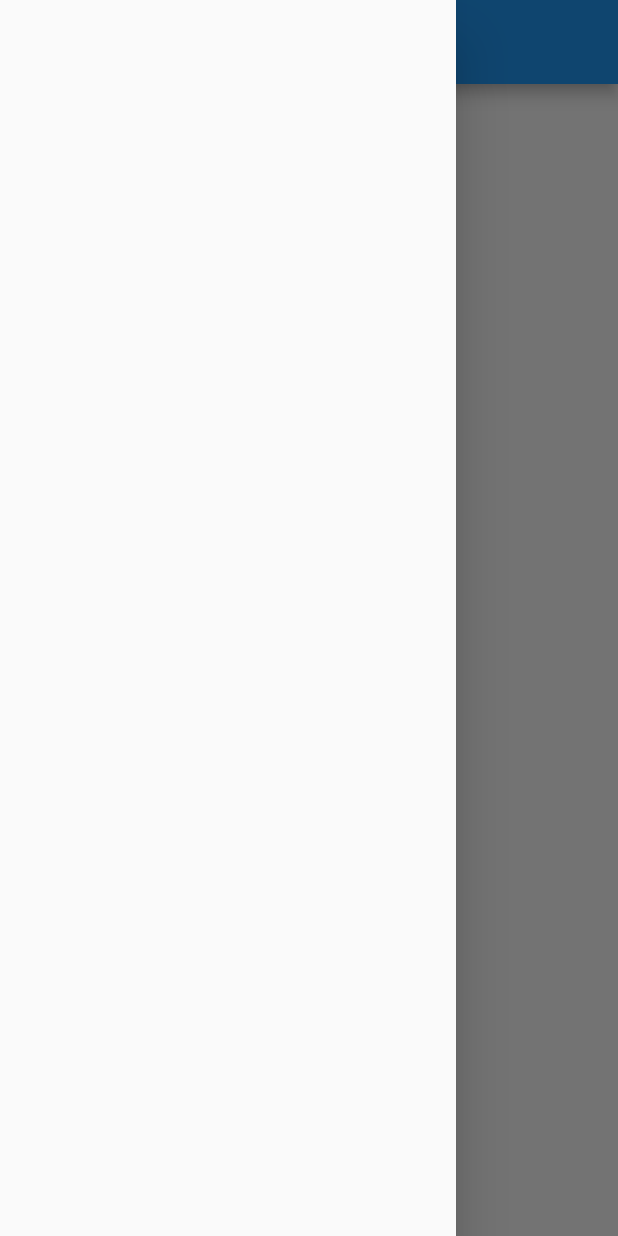
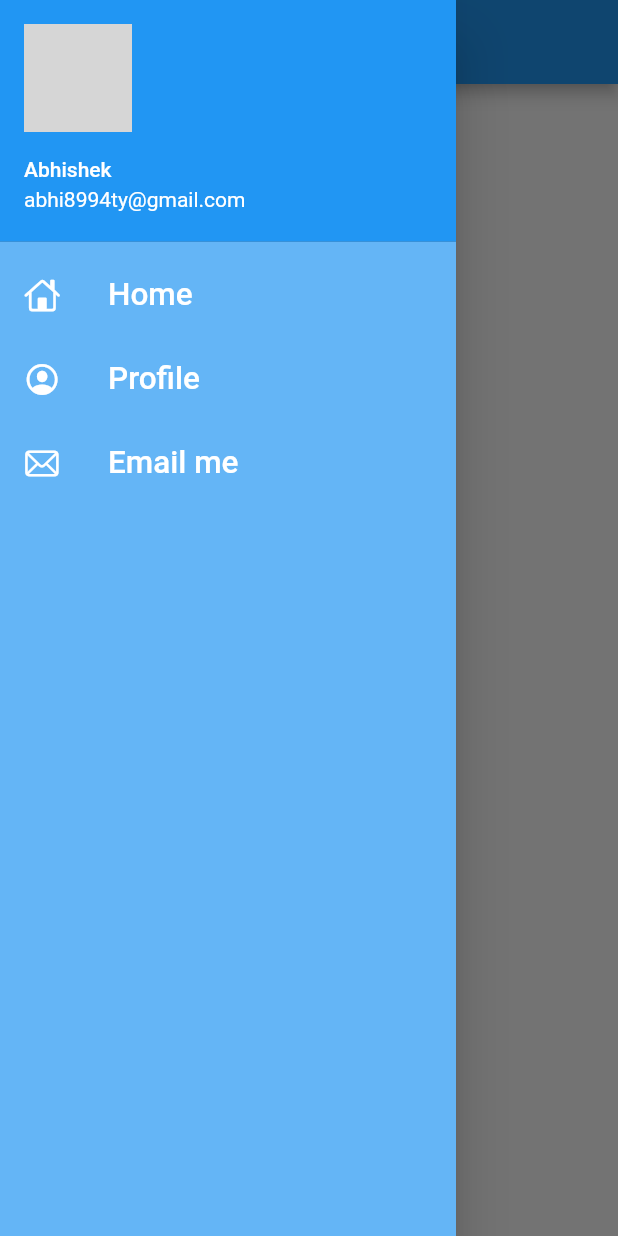
Before and after one commit to abhi8960git/Flutter_Dev, a Flutter app: the HomePage screen opened by its route, with the side drawer open, on a phone screen of 412 x 824 dp. Run offline on Flutter 3.47's test engine with Material 2 defaults, Android fonts, the phone set to English and light mode, and no system bars; our stand-ins replace google_fonts; network calls fail; grey boxes are pictures that could not be loaded.

Commit message:
Done ListView and Drawer functionality :art:

```diff
--- a/lib/main.dart
+++ b/lib/main.dart
@@ -22,6 +22,7 @@ Widget build(BuildContext context){
 
       primaryTextTheme: GoogleFonts.latoTextTheme(),
     ),
+    debugShowCheckedModeBanner: false,
     initialRoute: "/",
     routes: {
       "/":(context)=>LoginPage(),
--- a/lib/pages/home_page.dart
+++ b/lib/pages/home_page.dart
@@ -1,5 +1,5 @@
 import "package:flutter/material.dart";
-
+import "package:flutter_application_1/widgets/drawer.dart";
 class HomePage extends StatelessWidget {
   const HomePage({super.key});
 
@@ -16,7 +16,7 @@ class HomePage extends StatelessWidget {
           child: Text("my good $days by $name"),
         ),
       ),
-      drawer: Drawer(),
+      drawer:MyDrawer(),
     );
   }
 }
--- /dev/null
+++ b/lib/widgets/drawer.dart
@@ -0,0 +1,65 @@
+import "package:flutter/cupertino.dart";
+import "package:flutter/material.dart";
+
+class MyDrawer extends StatelessWidget {
+  final imageURL =
+      "https://i.pinimg.com/originals/8f/bb/63/8fbb63a4e24b30e0ed119527ae2e7300.jpg";
+
+  @override
+  Widget build(BuildContext context) {
+    return Drawer(
+      child: Container(
+        color:Colors.blue[300],
+        child: ListView(
+          padding: EdgeInsets.zero,
+          children: [
+            DrawerHeader(
+              padding: EdgeInsets.zero,
+              child: UserAccountsDrawerHeader(
+                margin: EdgeInsets.zero,
+                accountName: Text("Abhishek"),
+                accountEmail: Text("abhi8994ty@gmail.com"),
+                currentAccountPicture: CircleAvatar(
+                  backgroundImage: NetworkImage(imageURL),
+                ),
+              ),
+            ),
+            ListTile(
+              leading: Icon(CupertinoIcons.home, color: Colors.white,),
+              title: Text("Home",
+              textScaleFactor: 1.5,
+              style: TextStyle(
+                color: Colors.white,
+              ),
+
+              ),
+
+            ),
+              ListTile(
+              leading: Icon(CupertinoIcons.profile_circled, color: Colors.white,),
+              title: Text("Profile",
+              textScaleFactor: 1.5,
+              style: TextStyle(
+                color: Colors.white,
+              ),
+
+              ),
+
+            ),
+              ListTile(
+              leading: Icon(CupertinoIcons.mail, color: Colors.white,),
+              title: Text("Email me",
+              textScaleFactor: 1.5,
+              style: TextStyle(
+                color: Colors.white,
+              ),
+
+              ),
+
+            )
+          ],
+        ),
+      ),
+    );
+  }
+}
```
